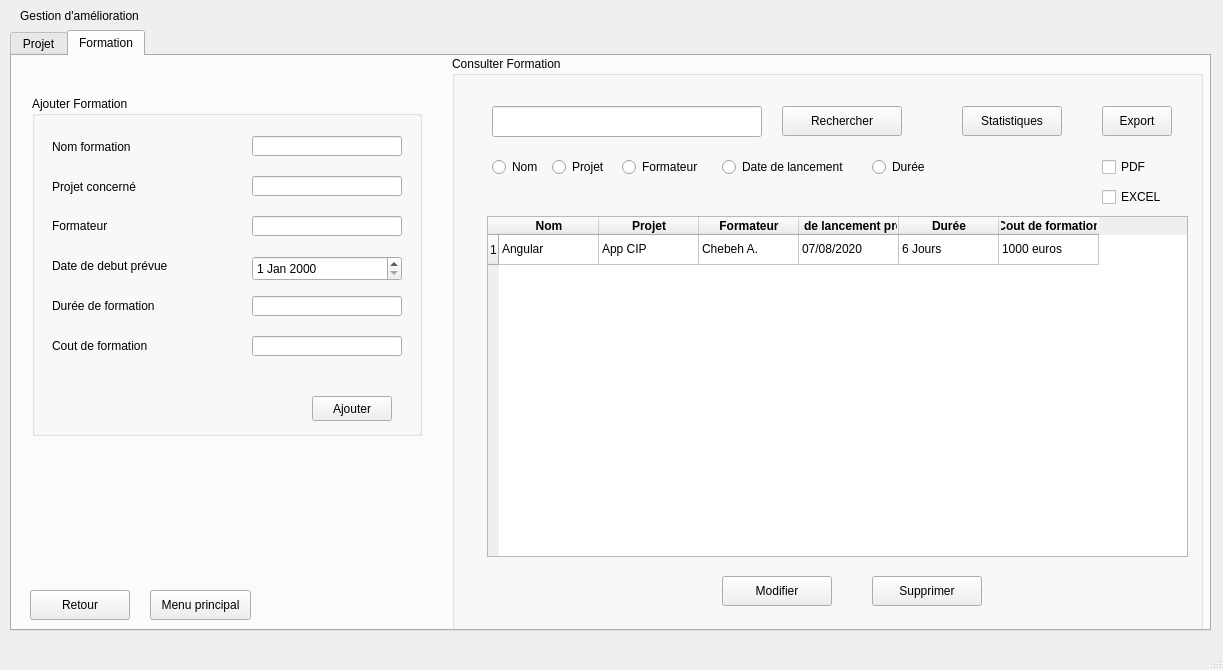
Above: Khalil SRIDI/gestionAmelioration/mainwindow.ui from KhalilSRIDI/Smart_Factory_2A1 before the change. Below: the same form after it.
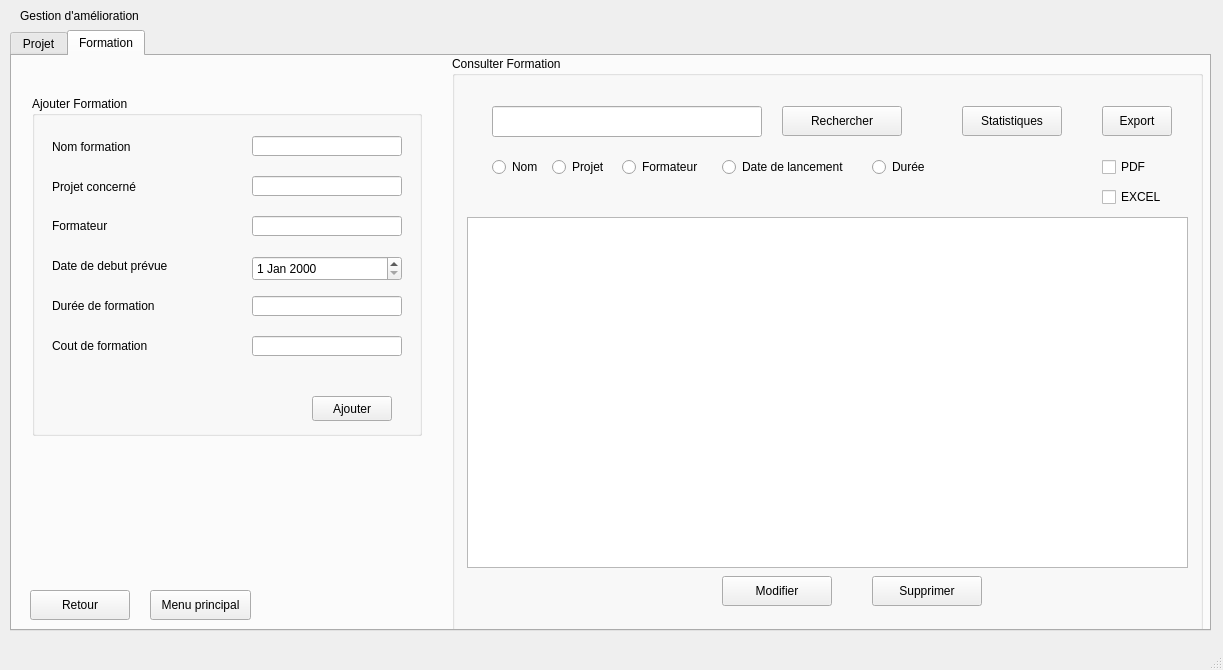
That is the form after the change. The open tabs and pages were chosen to show the change.

Commit message: funct formation with CRUD

Diff of the .ui file:
```diff
--- a/Khalil SRIDI/gestionAmelioration/mainwindow.ui
+++ b/Khalil SRIDI/gestionAmelioration/mainwindow.ui
@@ -530,124 +530,7 @@
         <string>Durée</string>
        </property>
       </widget>
-      <widget class="QTableWidget" name="tableWidgetProjet_2">
-       <property name="geometry">
-        <rect>
-         <x>35</x>
-         <y>160</y>
-         <width>701</width>
-         <height>341</height>
-        </rect>
-       </property>
-       <property name="selectionBehavior">
-        <enum>QAbstractItemView::SelectRows</enum>
-       </property>
-       <property name="sortingEnabled">
-        <bool>true</bool>
-       </property>
-       <row>
-        <property name="text">
-         <string>1</string>
-        </property>
-       </row>
-       <column>
-        <property name="text">
-         <string>Nom</string>
-        </property>
-        <property name="font">
-         <font>
-          <weight>75</weight>
-          <bold>true</bold>
-         </font>
-        </property>
-       </column>
-       <column>
-        <property name="text">
-         <string>Projet</string>
-        </property>
-        <property name="font">
-         <font>
-          <weight>75</weight>
-          <bold>true</bold>
-         </font>
-        </property>
-       </column>
-       <column>
-        <property name="text">
-         <string>Formateur</string>
-        </property>
-        <property name="font">
-         <font>
-          <weight>75</weight>
-          <bold>true</bold>
-         </font>
-        </property>
-       </column>
-       <column>
-        <property name="text">
-         <string>Date de lancement prévue</string>
-        </property>
-        <property name="font">
-         <font>
-          <weight>75</weight>
-          <bold>true</bold>
-         </font>
-        </property>
-       </column>
-       <column>
-        <property name="text">
-         <string>Durée</string>
-        </property>
-        <property name="font">
-         <font>
-          <weight>75</weight>
-          <bold>true</bold>
-         </font>
-        </property>
-       </column>
-       <column>
-        <property name="text">
-         <string>Cout de formation</string>
-        </property>
-        <property name="font">
-         <font>
-          <weight>75</weight>
-          <bold>true</bold>
-         </font>
-        </property>
-       </column>
-       <item row="0" column="0">
-        <property name="text">
-         <string>Angular</string>
-        </property>
-       </item>
-       <item row="0" column="1">
-        <property name="text">
-         <string>App CIP</string>
-        </property>
-       </item>
-       <item row="0" column="2">
-        <property name="text">
-         <string>Chebeh A.</string>
-        </property>
-       </item>
-       <item row="0" column="3">
-        <property name="text">
-         <string>07/08/2020</string>
-        </property>
-       </item>
-       <item row="0" column="4">
-        <property name="text">
-         <string>6 Jours</string>
-        </property>
-       </item>
-       <item row="0" column="5">
-        <property name="text">
-         <string>1000 euros</string>
-        </property>
-       </item>
-      </widget>
-      <widget class="QPushButton" name="pushButtonModifier_2">
+      <widget class="QPushButton" name="pushButtonModifierF">
        <property name="geometry">
         <rect>
          <x>270</x>
@@ -725,6 +608,19 @@
         <string>Statistiques</string>
        </property>
       </widget>
+      <widget class="QTableView" name="tableViewF">
+       <property name="geometry">
+        <rect>
+         <x>15</x>
+         <y>161</y>
+         <width>721</width>
+         <height>351</height>
+        </rect>
+       </property>
+       <property name="selectionBehavior">
+        <enum>QAbstractItemView::SelectItems</enum>
+       </property>
+      </widget>
      </widget>
      <widget class="QGroupBox" name="groupBoxAjouterP_2">
       <property name="geometry">
```
Left out of the diff: 39 changed lines with no effect on the pictures. The commit also changes 5 other files.
